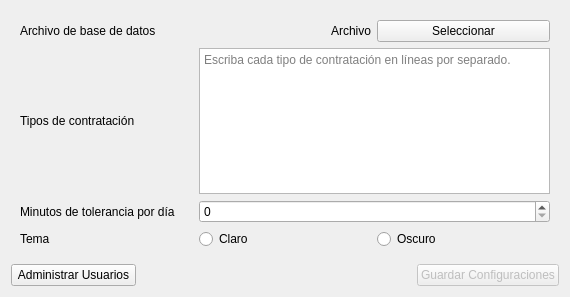
Above: opciones.ui from enchiladaSuiza/AsistenciaFototeca before the change. Below: the same form after it.
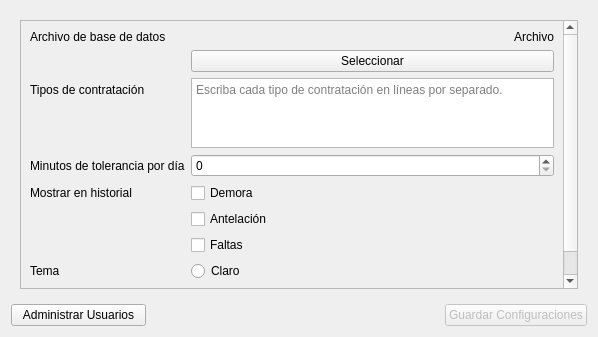
That is the form after the change.

Commit message: Simplificación de historial

```diff
--- a/opciones.ui
+++ b/opciones.ui
@@ -6,8 +6,8 @@
    <rect>
     <x>0</x>
     <y>0</y>
-    <width>570</width>
-    <height>297</height>
+    <width>598</width>
+    <height>337</height>
    </rect>
   </property>
   <property name="windowTitle">
@@ -47,16 +47,34 @@
      </property>
      <widget class="QWidget" name="valores">
       <layout class="QGridLayout" name="gridLayout_2">
-       <item row="1" column="1" colspan="2">
-        <widget class="QPlainTextEdit" name="contratacionesEdit">
+       <item row="0" column="0" colspan="3">
+        <widget class="QScrollArea" name="scrollArea">
+         <property name="widgetResizable">
+          <bool>true</bool>
+         </property>
+         <widget class="QWidget" name="scrollAreaWidgetContents">
+          <property name="geometry">
+           <rect>
+            <x>0</x>
+            <y>0</y>
+            <width>546</width>
+            <height>317</height>
+           </rect>
+          </property>
+          <layout class="QFormLayout" name="formLayout">
+           <item row="0" column="0">
+            <widget class="QLabel" name="archivoLabel">
          <property name="sizePolicy">
-          <sizepolicy hsizetype="MinimumExpanding" vsizetype="Maximum">
+              <sizepolicy hsizetype="Minimum" vsizetype="Minimum">
            <horstretch>0</horstretch>
            <verstretch>0</verstretch>
           </sizepolicy>
          </property>
-         <property name="placeholderText">
-          <string>Escriba cada tipo de contratación en líneas por separado.</string>
+             <property name="text">
+              <string>Archivo de base de datos</string>
+             </property>
+             <property name="wordWrap">
+              <bool>false</bool>
          </property>
         </widget>
        </item>
@@ -76,21 +94,7 @@
          </property>
         </widget>
        </item>
-       <item row="2" column="1" colspan="2">
-        <widget class="QSpinBox" name="toleranciaSbox">
-         <property name="maximum">
-          <number>9999</number>
-         </property>
-        </widget>
-       </item>
-       <item row="2" column="0">
-        <widget class="QLabel" name="toleranciaLabel">
-         <property name="text">
-          <string>Minutos de tolerancia por día</string>
-         </property>
-        </widget>
-       </item>
-       <item row="0" column="2">
+           <item row="1" column="1">
         <widget class="QPushButton" name="seleccionarArchivoButton">
          <property name="sizePolicy">
           <sizepolicy hsizetype="Minimum" vsizetype="Minimum">
@@ -103,7 +107,7 @@
          </property>
         </widget>
        </item>
-       <item row="1" column="0">
+           <item row="2" column="0">
         <widget class="QLabel" name="contratacionLabel">
          <property name="sizePolicy">
           <sizepolicy hsizetype="Minimum" vsizetype="Minimum">
@@ -116,30 +120,75 @@
          </property>
         </widget>
        </item>
-       <item row="0" column="0">
-        <widget class="QLabel" name="archivoLabel">
+           <item row="2" column="1">
+            <widget class="QPlainTextEdit" name="contratacionesEdit">
          <property name="sizePolicy">
-          <sizepolicy hsizetype="Minimum" vsizetype="Minimum">
+              <sizepolicy hsizetype="MinimumExpanding" vsizetype="Maximum">
            <horstretch>0</horstretch>
            <verstretch>0</verstretch>
           </sizepolicy>
          </property>
+             <property name="maximumSize">
+              <size>
+               <width>16777215</width>
+               <height>200</height>
+              </size>
+             </property>
+             <property name="placeholderText">
+              <string>Escriba cada tipo de contratación en líneas por separado.</string>
+             </property>
+            </widget>
+           </item>
+           <item row="4" column="0">
+            <widget class="QLabel" name="toleranciaLabel">
          <property name="text">
-          <string>Archivo de base de datos</string>
-         </property>
-         <property name="wordWrap">
-          <bool>false</bool>
+              <string>Minutos de tolerancia por día</string>
+             </property>
+            </widget>
+           </item>
+           <item row="4" column="1">
+            <widget class="QSpinBox" name="toleranciaSbox">
+             <property name="maximum">
+              <number>9999</number>
          </property>
         </widget>
        </item>
-       <item row="3" column="0">
+           <item row="5" column="0">
+            <widget class="QLabel" name="mostrarHistorialLabel">
+             <property name="text">
+              <string>Mostrar en historial</string>
+             </property>
+            </widget>
+           </item>
+           <item row="5" column="1">
+            <widget class="QCheckBox" name="demoraChbox">
+             <property name="text">
+              <string>Demora</string>
+             </property>
+            </widget>
+           </item>
+           <item row="6" column="1">
+            <widget class="QCheckBox" name="antelacionChbox">
+             <property name="text">
+              <string>Antelación</string>
+             </property>
+            </widget>
+           </item>
+           <item row="7" column="1">
+            <widget class="QCheckBox" name="faltasChbox">
+             <property name="text">
+              <string>Faltas</string>
+             </property>
+            </widget>
+           </item>
+           <item row="8" column="0">
         <widget class="QLabel" name="temaLabel">
          <property name="text">
           <string>Tema</string>
          </property>
         </widget>
        </item>
-       <item row="3" column="1">
+           <item row="8" column="1">
         <widget class="QRadioButton" name="claroButton">
          <property name="text">
           <string>Claro</string>
@@ -149,14 +198,18 @@
          </attribute>
         </widget>
        </item>
-       <item row="3" column="2">
+           <item row="9" column="1">
         <widget class="QRadioButton" name="oscuroButton">
          <property name="text">
           <string>Oscuro</string>
          </property>
          <attribute name="buttonGroup">
-          <string notr="true">buttonGroup</string>
-         </attribute>
+              <string notr="true">buttonGroupTema</string>
+             </attribute>
+            </widget>
+           </item>
+          </layout>
+         </widget>
         </widget>
        </item>
       </layout>
```
Left out of the diff: 4 changed lines with no effect on the pictures. Lines whose indentation alone changed are shown as unchanged. The commit also changes 10 other files.
